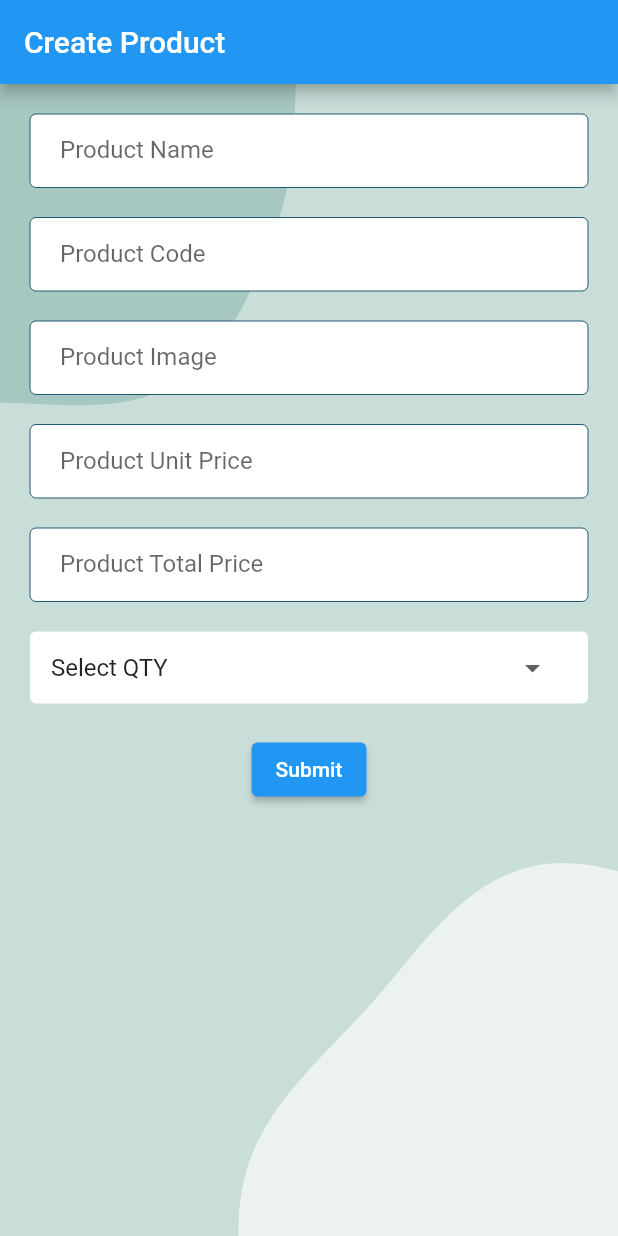
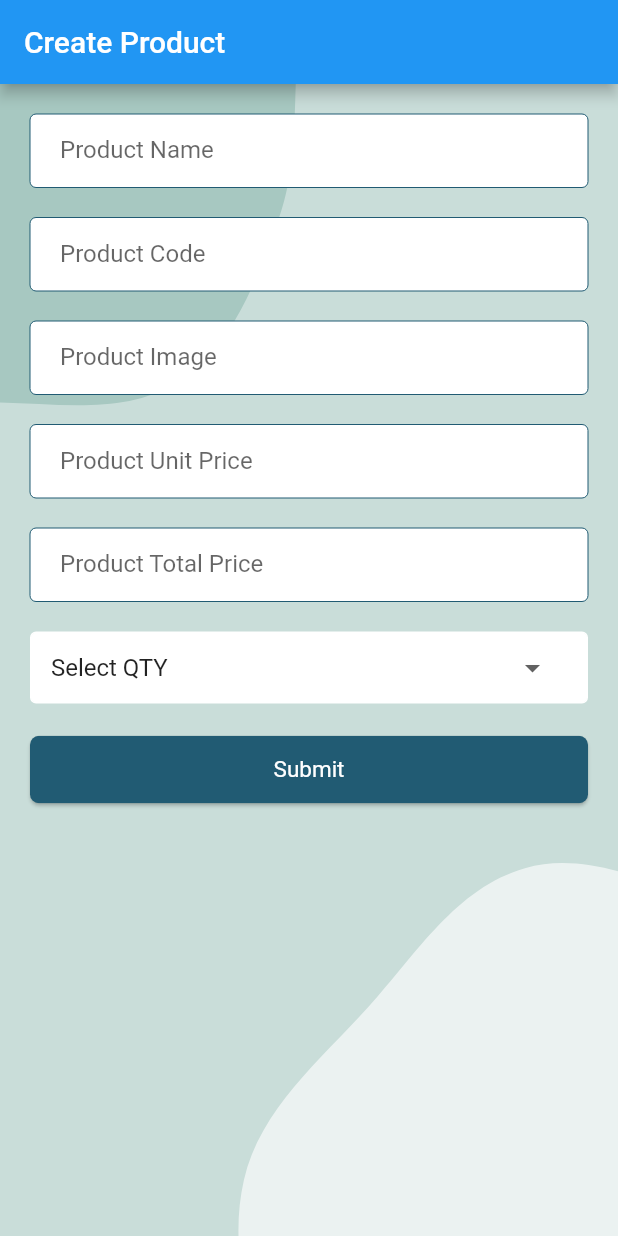
Before and after one commit to syfulsharif/CRUD_ProductList_Flutter, a Flutter app: the screen it shows after launch, on a phone screen of 412 x 824 dp. Run offline on Flutter 3.47's test engine with Material 2 defaults, Android fonts, the phone set to English and light mode, and no system bars; our stand-ins replace flutter_svg.

Commit message:
Submit Button Added

```diff
--- a/lib/screens/productCreateScreen.dart
+++ b/lib/screens/productCreateScreen.dart
@@ -1,6 +1,5 @@
 import 'package:crud/style/style.dart';
 import 'package:flutter/material.dart';
-import 'package:crud/style/style.dart';
 
 class ProductCreateScreen extends StatefulWidget {
   const ProductCreateScreen({super.key});
@@ -53,7 +52,7 @@ class _ProductCreateScreenState extends State<ProductCreateScreen> {
                   AppDropDownStyle(
                     DropdownButton(
                         value: "",
-                        items: [
+                        items: const [
                           DropdownMenuItem(
                               child: Text('Select QTY'), value: ""),
                           DropdownMenuItem(child: Text('1 Pc'), value: '1 Pc'),
@@ -68,8 +67,9 @@ class _ProductCreateScreenState extends State<ProductCreateScreen> {
                   const SizedBox(height: 20),
                   Container(
                     child: ElevatedButton(
+                      style: appButtonStyle(),
                       onPressed: () {},
-                      child: const Text('Submit'),
+                      child: submitButtonChild('Submit'),
                     ),
                   ),
                 ],
--- a/lib/style/style.dart
+++ b/lib/style/style.dart
@@ -44,3 +44,32 @@ DecoratedBox AppDropDownStyle(child) {
     ),
   );
 }
+
+ButtonStyle appButtonStyle() {
+  return ElevatedButton.styleFrom(
+    elevation: 1,
+    padding: const EdgeInsets.all(0),
+    backgroundColor: Colors.transparent,
+    shape: RoundedRectangleBorder(
+      borderRadius: BorderRadius.circular(6),
+    ),
+  );
+}
+
+Ink submitButtonChild(buttonText) {
+  return Ink(
+    decoration: BoxDecoration(
+      color: colorGreen,
+      borderRadius: BorderRadius.circular(6),
+
+    ),
+    child: Container(
+      height: 45,
+      alignment: Alignment.center,
+      child: Text(buttonText, style: const TextStyle(
+        fontWeight: FontWeight.w400,
+        fontSize: 15
+      ),),
+    ),
+  );
+}
```
